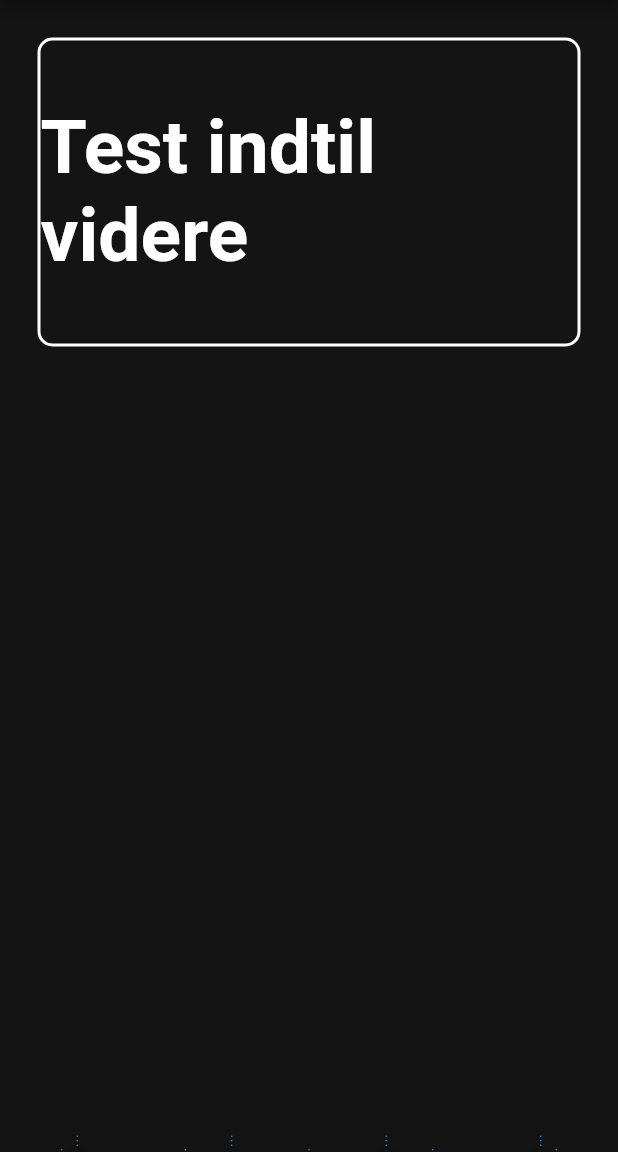
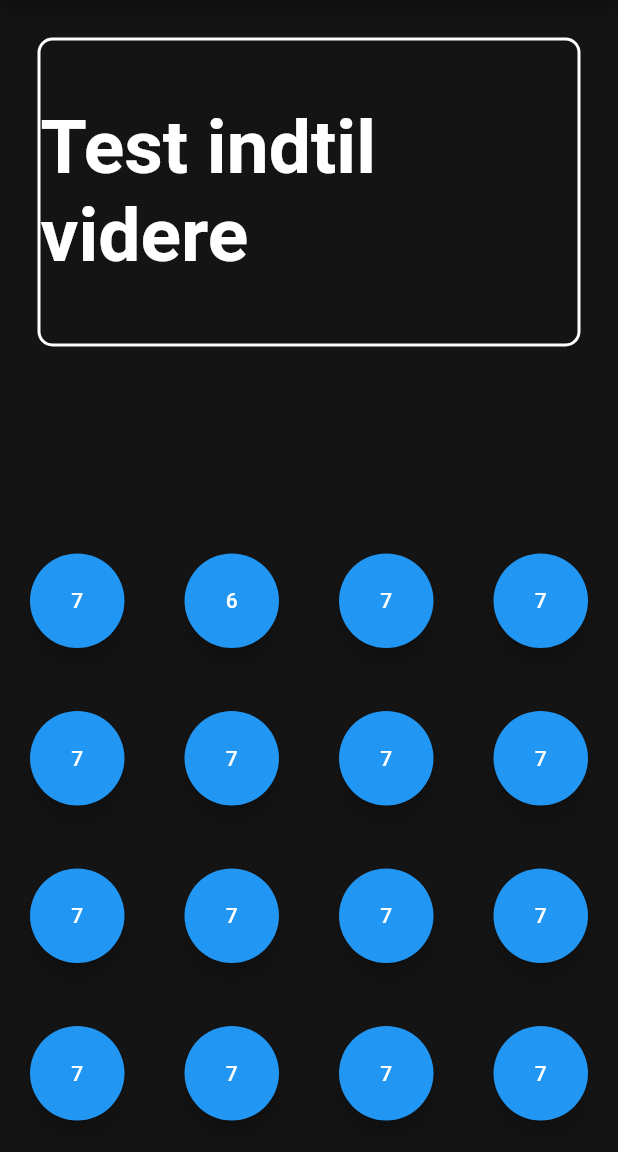
Before and after one commit to MathiasKrarup/RPN_Calculator, a Flutter app: the screen it shows after launch, on a phone screen of 412 x 824 dp, the part 84-1236 px from its top. Run offline on Flutter 3.47's test engine with Material 2 defaults, Android fonts, the phone set to English and light mode, and no system bars.

Commit message:
Fixed a bug
Added an extra row button by mistake

```diff
--- a/lib/keypad.dart
+++ b/lib/keypad.dart
@@ -9,8 +9,8 @@ class Keypad extends StatefulWidget {
 class _KeypadState extends State<Keypad> {
 
   Color myColor = Color(0xFF151414);
-  double widthAndHeight = 1;
-  double containerMargin = 1;
+  double widthAndHeight = 65;
+  double containerMargin = 20;
 
   @override
   Widget build(BuildContext context) {
@@ -241,19 +241,6 @@ class _KeypadState extends State<Keypad> {
                   ),
                 ),
               ),
-              Expanded(
-                child: Container(
-                  margin: EdgeInsets.all(containerMargin),
-                  child: SizedBox(
-                    width: widthAndHeight,
-                    height: widthAndHeight,
-                    child: FloatingActionButton(
-                      onPressed: () {},
-                      child: Text('7'),
-                    ),
-                  ),
-                ),
-              ),
             ],
           )
         ],
```
